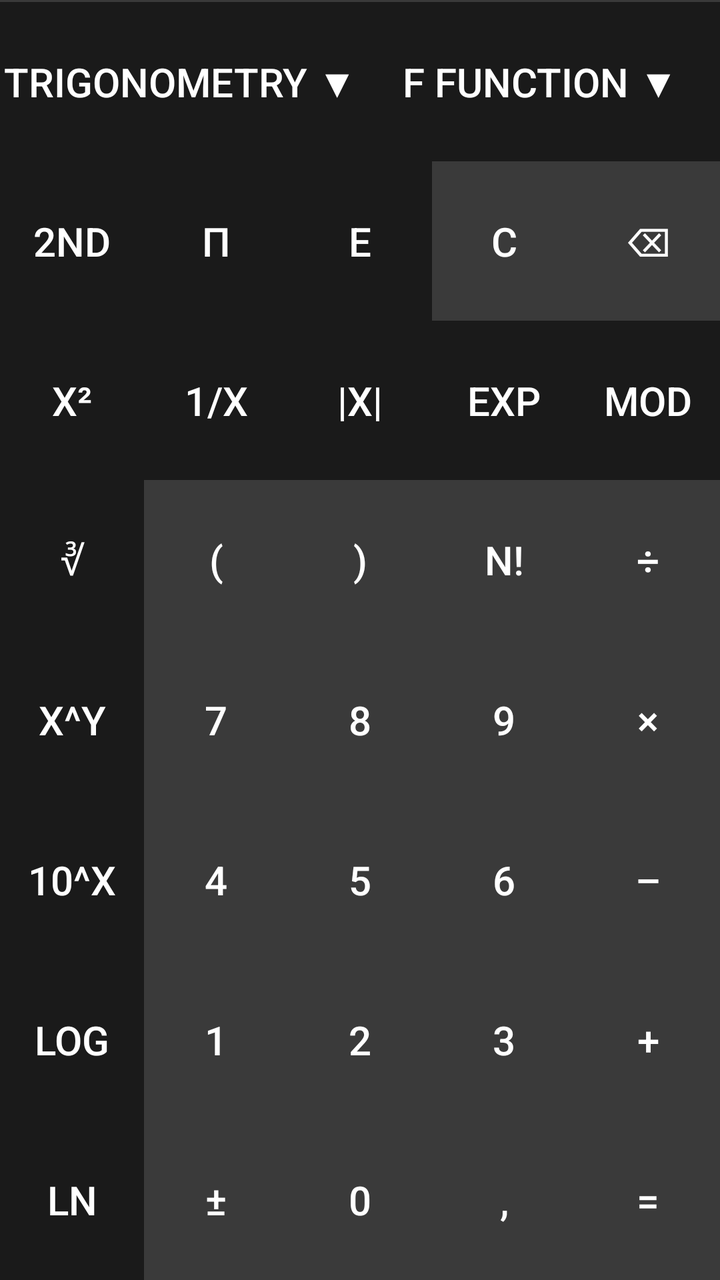
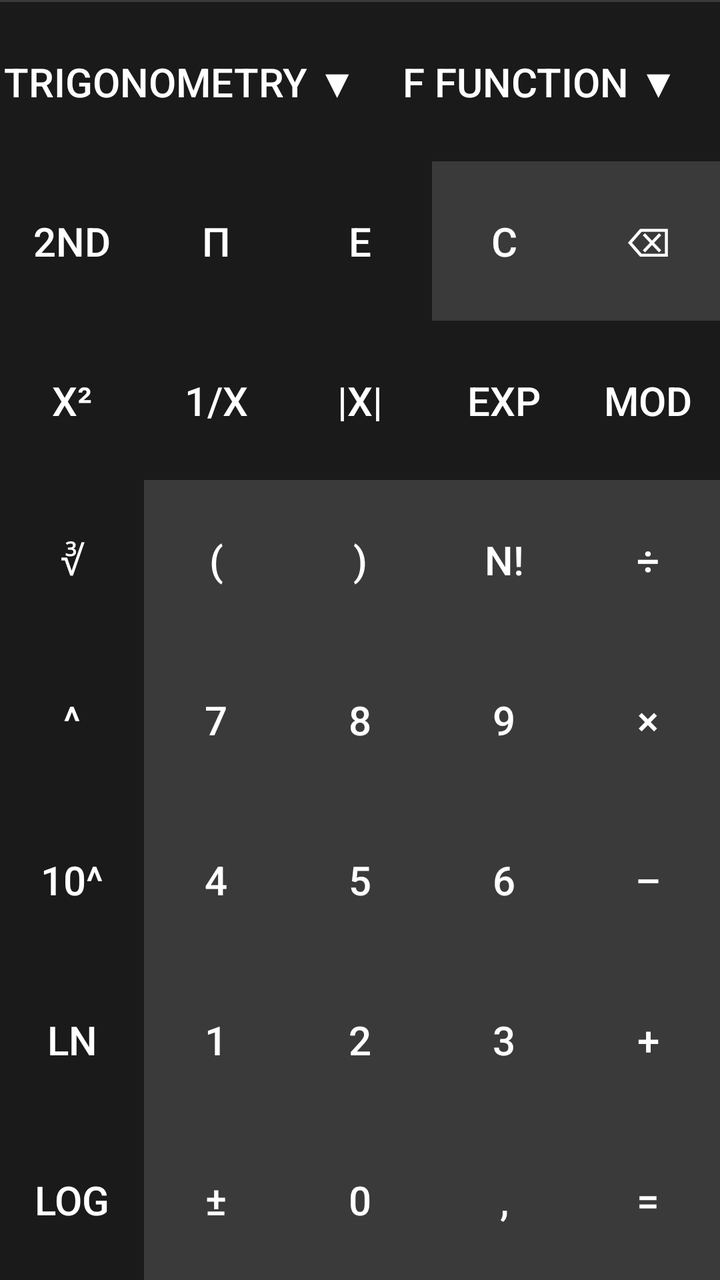

Before-and-after screenshots of an Android layout around one commit, followed by the original layout XML and the change that was made.
<!-- AndroidManifest.xml: application theme Theme.WP10Calculator -->
<!-- res/layout/scientific_buttons.xml -->
<?xml version="1.0" encoding="utf-8"?>
<LinearLayout xmlns:android="http://schemas.android.com/apk/res/android"
    android:layout_width="match_parent"
    android:layout_height="match_parent"
    android:orientation="vertical">

    
    <View android:layout_width="match_parent" android:layout_height="1dp" android:background="#3a3a3a" />

    
    <LinearLayout
        android:layout_width="match_parent"
        android:layout_height="0dp"
        android:layout_weight="1"
        android:orientation="horizontal"
        android:weightSum="2">

        <androidx.appcompat.widget.AppCompatButton
            android:id="@+id/btnTrigonometry"
            style="@style/WP10TopButton"
            android:text="Trigonometry ▼"
            android:layout_width="0dp"
            android:layout_height="match_parent"
            android:layout_weight="1" />

        <androidx.appcompat.widget.AppCompatButton
            android:id="@+id/btnFunction"
            style="@style/WP10TopButton"
            android:text="f Function ▼"
            android:layout_width="0dp"
            android:layout_height="match_parent"
            android:layout_weight="1" />
    </LinearLayout>

    
    <LinearLayout
        android:layout_width="match_parent"
        android:layout_height="0dp"
        android:layout_weight="1"
        android:orientation="horizontal"
        android:weightSum="5">

        <androidx.appcompat.widget.AppCompatButton
            android:id="@+id/btn2nd"
            style="@style/WP10TopButton"
            android:text="2nd"
            android:layout_width="0dp"
            android:layout_height="match_parent"
            android:layout_weight="1" />

        <androidx.appcompat.widget.AppCompatButton
            android:id="@+id/btnPi"
            style="@style/WP10TopButton"
            android:text="π"
            android:layout_width="0dp"
            android:layout_height="match_parent"
            android:layout_weight="1" />

        <androidx.appcompat.widget.AppCompatButton
            android:id="@+id/btnE"
            style="@style/WP10TopButton"
            android:text="e"
            android:layout_width="0dp"
            android:layout_height="match_parent"
            android:layout_weight="1" />

        <androidx.appcompat.widget.AppCompatButton
            android:id="@+id/btnClear"
            style="@style/WP10DigitButton"
            android:text="C"
            android:layout_width="0dp"
            android:layout_height="match_parent"
            android:layout_weight="1" />

        <androidx.appcompat.widget.AppCompatButton
            android:id="@+id/btnBackspace"
            style="@style/WP10DigitButton"
            android:text="⌫"
            android:layout_width="0dp"
            android:layout_height="match_parent"
            android:layout_weight="1" />
    </LinearLayout>

    
    <LinearLayout
        android:layout_width="match_parent"
        android:layout_height="0dp"
        android:layout_weight="1"
        android:orientation="horizontal"
        android:weightSum="5">

        <androidx.appcompat.widget.AppCompatButton
            android:id="@+id/btnSquare"
            style="@style/WP10TopButton"
            android:text="x²"
            android:layout_width="0dp"
            android:layout_height="match_parent"
            android:layout_weight="1" />

        <androidx.appcompat.widget.AppCompatButton
            android:id="@+id/btnReciprocal"
            style="@style/WP10TopButton"
            android:text="1/x"
            android:layout_width="0dp"
            android:layout_height="match_parent"
            android:layout_weight="1" />

        <androidx.appcompat.widget.AppCompatButton
            android:id="@+id/btnAbs"
            style="@style/WP10TopButton"
            android:text="|x|"
            android:layout_width="0dp"
            android:layout_height="match_parent"
            android:layout_weight="1" />

        <androidx.appcompat.widget.AppCompatButton
            android:id="@+id/btnExp"
            style="@style/WP10TopButton"
            android:text="exp"
            android:layout_width="0dp"
            android:layout_height="match_parent"
            android:layout_weight="1" />

        <androidx.appcompat.widget.AppCompatButton
            android:id="@+id/btnMod"
            style="@style/WP10TopButton"
            android:text="mod"
            android:layout_width="0dp"
            android:layout_height="match_parent"
            android:layout_weight="1" />
    </LinearLayout>

    
    <LinearLayout
        android:layout_width="match_parent"
        android:layout_height="0dp"
        android:layout_weight="1"
        android:orientation="horizontal"
        android:weightSum="5">

        <androidx.appcompat.widget.AppCompatButton
            android:id="@+id/btnCubeRoot"
            style="@style/WP10TopButton"
            android:text="∛"
            android:layout_width="0dp"
            android:layout_height="match_parent"
            android:layout_weight="1" />

        <androidx.appcompat.widget.AppCompatButton
            android:id="@+id/btnLeftParen"
            style="@style/WP10DigitButton"
            android:text="("
            android:layout_width="0dp"
            android:layout_height="match_parent"
            android:layout_weight="1" />

        <androidx.appcompat.widget.AppCompatButton
            android:id="@+id/btnRightParen"
            style="@style/WP10DigitButton"
            android:text=")"
            android:layout_width="0dp"
            android:layout_height="match_parent"
            android:layout_weight="1" />

        <androidx.appcompat.widget.AppCompatButton
            android:id="@+id/btnFactorial"
            style="@style/WP10DigitButton"
            android:text="n!"
            android:layout_width="0dp"
            android:layout_height="match_parent"
            android:layout_weight="1" />

        <androidx.appcompat.widget.AppCompatButton
            android:id="@+id/btnDivide"
            style="@style/WP10DigitButton"
            android:text="÷"
            android:layout_width="0dp"
            android:layout_height="match_parent"
            android:layout_weight="1" />
    </LinearLayout>

    
    <LinearLayout
        android:layout_width="match_parent"
        android:layout_height="0dp"
        android:layout_weight="1"
        android:orientation="horizontal"
        android:weightSum="5">

        <androidx.appcompat.widget.AppCompatButton
            android:id="@+id/btnPower"
            style="@style/WP10TopButton"
            android:text="x^y"
            android:layout_width="0dp"
            android:layout_height="match_parent"
            android:layout_weight="1" />

        <androidx.appcompat.widget.AppCompatButton
            android:id="@+id/btn7"
            style="@style/WP10DigitButton"
            android:text="7"
            android:layout_width="0dp"
            android:layout_height="match_parent"
            android:layout_weight="1" />

        <androidx.appcompat.widget.AppCompatButton
            android:id="@+id/btn8"
            style="@style/WP10DigitButton"
            android:text="8"
            android:layout_width="0dp"
            android:layout_height="match_parent"
            android:layout_weight="1" />

        <androidx.appcompat.widget.AppCompatButton
            android:id="@+id/btn9"
            style="@style/WP10DigitButton"
            android:text="9"
            android:layout_width="0dp"
            android:layout_height="match_parent"
            android:layout_weight="1" />

        <androidx.appcompat.widget.AppCompatButton
            android:id="@+id/btnMultiply"
            style="@style/WP10DigitButton"
            android:text="×"
            android:layout_width="0dp"
            android:layout_height="match_parent"
            android:layout_weight="1" />
    </LinearLayout>

    
    <LinearLayout
        android:layout_width="match_parent"
        android:layout_height="0dp"
        android:layout_weight="1"
        android:orientation="horizontal"
        android:weightSum="5">

        <androidx.appcompat.widget.AppCompatButton
            android:id="@+id/btn10x"
            style="@style/WP10TopButton"
            android:text="10^x"
            android:layout_width="0dp"
            android:layout_height="match_parent"
            android:layout_weight="1" />

        <androidx.appcompat.widget.AppCompatButton
            android:id="@+id/btn4"
            style="@style/WP10DigitButton"
            android:text="4"
            android:layout_width="0dp"
            android:layout_height="match_parent"
            android:layout_weight="1" />

        <androidx.appcompat.widget.AppCompatButton
            android:id="@+id/btn5"
            style="@style/WP10DigitButton"
            android:text="5"
            android:layout_width="0dp"
            android:layout_height="match_parent"
            android:layout_weight="1" />

        <androidx.appcompat.widget.AppCompatButton
            android:id="@+id/btn6"
            style="@style/WP10DigitButton"
            android:text="6"
            android:layout_width="0dp"
            android:layout_height="match_parent"
            android:layout_weight="1" />

        <androidx.appcompat.widget.AppCompatButton
            android:id="@+id/btnSubtract"
            style="@style/WP10DigitButton"
            android:text="–"
            android:layout_width="0dp"
            android:layout_height="match_parent"
            android:layout_weight="1" />
    </LinearLayout>

    
    <LinearLayout
        android:layout_width="match_parent"
        android:layout_height="0dp"
        android:layout_weight="1"
        android:orientation="horizontal"
        android:weightSum="5">

        <androidx.appcompat.widget.AppCompatButton
            android:id="@+id/btnLog"
            style="@style/WP10TopButton"
            android:text="log"
            android:layout_width="0dp"
            android:layout_height="match_parent"
            android:layout_weight="1" />

        <androidx.appcompat.widget.AppCompatButton
            android:id="@+id/btn1"
            style="@style/WP10DigitButton"
            android:text="1"
            android:layout_width="0dp"
            android:layout_height="match_parent"
            android:layout_weight="1" />

        <androidx.appcompat.widget.AppCompatButton
            android:id="@+id/btn2"
            style="@style/WP10DigitButton"
            android:text="2"
            android:layout_width="0dp"
            android:layout_height="match_parent"
            android:layout_weight="1" />

        <androidx.appcompat.widget.AppCompatButton
            android:id="@+id/btn3"
            style="@style/WP10DigitButton"
            android:text="3"
            android:layout_width="0dp"
            android:layout_height="match_parent"
            android:layout_weight="1" />

        <androidx.appcompat.widget.AppCompatButton
            android:id="@+id/btnAdd"
            style="@style/WP10DigitButton"
            android:text="+"
            android:layout_width="0dp"
            android:layout_height="match_parent"
            android:layout_weight="1" />
    </LinearLayout>

    
    <LinearLayout
        android:layout_width="match_parent"
        android:layout_height="0dp"
        android:layout_weight="1"
        android:orientation="horizontal"
        android:weightSum="5">

        <androidx.appcompat.widget.AppCompatButton
            android:id="@+id/btnLn"
            style="@style/WP10TopButton"
            android:text="ln"
            android:layout_width="0dp"
            android:layout_height="match_parent"
            android:layout_weight="1" />

        <androidx.appcompat.widget.AppCompatButton
            android:id="@+id/btnSign"
            style="@style/WP10DigitButton"
            android:text="±"
            android:layout_width="0dp"
            android:layout_height="match_parent"
            android:layout_weight="1" />

        <androidx.appcompat.widget.AppCompatButton
            android:id="@+id/btn0"
            style="@style/WP10DigitButton"
            android:text="0"
            android:layout_width="0dp"
            android:layout_height="match_parent"
            android:layout_weight="1" />

        <androidx.appcompat.widget.AppCompatButton
            android:id="@+id/btnDot"
            style="@style/WP10DigitButton"
            android:text=","
            android:layout_width="0dp"
            android:layout_height="match_parent"
            android:layout_weight="1" />

        <androidx.appcompat.widget.AppCompatButton
            android:id="@+id/btnEquals"
            style="@style/WP10DigitButton"
            android:text="="
            android:layout_width="0dp"
            android:layout_height="match_parent"
            android:layout_weight="1" />
    </LinearLayout>
</LinearLayout>
<!-- resources referenced by this layout -->
<resources>
  <style name="WP10DigitButton" parent="WP10BaseButton">
          <item name="android:background">#3a3a3a</item>
      </style>
  <style name="WP10TopButton" parent="WP10BaseButton">
          <item name="android:background">#1A1A1A</item>
      </style>
  <style name="Theme.WP10Calculator" parent="Theme.MaterialComponents.DayNight.NoActionBar">
          <item name="colorPrimary">#000000</item>
      </style>
  <style name="WP10BaseButton" parent="">
          <item name="android:layout_width">0dp</item>
          <item name="android:layout_height">match_parent</item>
          <item name="android:textColor">#ffffff</item>
          <item name="android:textSize">20sp</item>
          <item name="android:gravity">center</item>
          <item name="android:focusable">true</item>
          <item name="android:clickable">true</item>
          <item name="android:insetTop">0dp</item>
          <item name="android:insetBottom">0dp</item>
          <item name="android:padding">0dp</item>
          
          <item name="android:backgroundTint">@null</item>
      </style>
</resources>

<!-- the commit's change to res/layout/scientific_buttons.xml (unified diff, before → after) -->
@@ -5,7 +5,10 @@
     android:orientation="vertical">
 
     
-    <View android:layout_width="match_parent" android:layout_height="1dp" android:background="#3a3a3a" />
+    <View
+        android:layout_width="match_parent"
+        android:layout_height="1dp"
+        android:background="#3a3a3a" />
 
     
     <LinearLayout
@@ -190,7 +193,7 @@
         <androidx.appcompat.widget.AppCompatButton
             android:id="@+id/btnPower"
             style="@style/WP10TopButton"
-            android:text="x^y"
+            android:text="^"
             android:layout_width="0dp"
             android:layout_height="match_parent"
             android:layout_weight="1" />
@@ -237,9 +240,9 @@
         android:weightSum="5">
 
         <androidx.appcompat.widget.AppCompatButton
-            android:id="@+id/btn10x"
-            style="@style/WP10TopButton"
-            android:text="10^x"
+            android:id="@+id/btnBasePow"
+            style="@style/WP10TopButton"
+            android:text="10^"
             android:layout_width="0dp"
             android:layout_height="match_parent"
             android:layout_weight="1" />
@@ -286,6 +289,55 @@
         android:weightSum="5">
 
         <androidx.appcompat.widget.AppCompatButton
+            android:id="@+id/btnLn"
+            style="@style/WP10TopButton"
+            android:text="ln"
+            android:layout_width="0dp"
+            android:layout_height="match_parent"
+            android:layout_weight="1" />
+
+        <androidx.appcompat.widget.AppCompatButton
+            android:id="@+id/btn1"
+            style="@style/WP10DigitButton"
+            android:text="1"
+            android:layout_width="0dp"
+            android:layout_height="match_parent"
+            android:layout_weight="1" />
+
+        <androidx.appcompat.widget.AppCompatButton
+            android:id="@+id/btn2"
+            style="@style/WP10DigitButton"
+            android:text="2"
+            android:layout_width="0dp"
+            android:layout_height="match_parent"
+            android:layout_weight="1" />
+
+        <androidx.appcompat.widget.AppCompatButton
+            android:id="@+id/btn3"
+            style="@style/WP10DigitButton"
+            android:text="3"
+            android:layout_width="0dp"
+            android:layout_height="match_parent"
+            android:layout_weight="1" />
+
+        <androidx.appcompat.widget.AppCompatButton
+            android:id="@+id/btnAdd"
+            style="@style/WP10DigitButton"
+            android:text="+"
+            android:layout_width="0dp"
+            android:layout_height="match_parent"
+            android:layout_weight="1" />
+    </LinearLayout>
+
+    
+    <LinearLayout
+        android:layout_width="match_parent"
+        android:layout_height="0dp"
+        android:layout_weight="1"
+        android:orientation="horizontal"
+        android:weightSum="5">
+
+        <androidx.appcompat.widget.AppCompatButton
             android:id="@+id/btnLog"
             style="@style/WP10TopButton"
             android:text="log"
@@ -294,55 +346,6 @@
             android:layout_weight="1" />
 
         <androidx.appcompat.widget.AppCompatButton
-            android:id="@+id/btn1"
-            style="@style/WP10DigitButton"
-            android:text="1"
-            android:layout_width="0dp"
-            android:layout_height="match_parent"
-            android:layout_weight="1" />
-
-        <androidx.appcompat.widget.AppCompatButton
-            android:id="@+id/btn2"
-            style="@style/WP10DigitButton"
-            android:text="2"
-            android:layout_width="0dp"
-            android:layout_height="match_parent"
-            android:layout_weight="1" />
-
-        <androidx.appcompat.widget.AppCompatButton
-            android:id="@+id/btn3"
-            style="@style/WP10DigitButton"
-            android:text="3"
-            android:layout_width="0dp"
-            android:layout_height="match_parent"
-            android:layout_weight="1" />
-
-        <androidx.appcompat.widget.AppCompatButton
-            android:id="@+id/btnAdd"
-            style="@style/WP10DigitButton"
-            android:text="+"
-            android:layout_width="0dp"
-            android:layout_height="match_parent"
-            android:layout_weight="1" />
-    </LinearLayout>
-
-    
-    <LinearLayout
-        android:layout_width="match_parent"
-        android:layout_height="0dp"
-        android:layout_weight="1"
-        android:orientation="horizontal"
-        android:weightSum="5">
-
-        <androidx.appcompat.widget.AppCompatButton
-            android:id="@+id/btnLn"
-            style="@style/WP10TopButton"
-            android:text="ln"
-            android:layout_width="0dp"
-            android:layout_height="match_parent"
-            android:layout_weight="1" />
-
-        <androidx.appcompat.widget.AppCompatButton
             android:id="@+id/btnSign"
             style="@style/WP10DigitButton"
             android:text="±"
